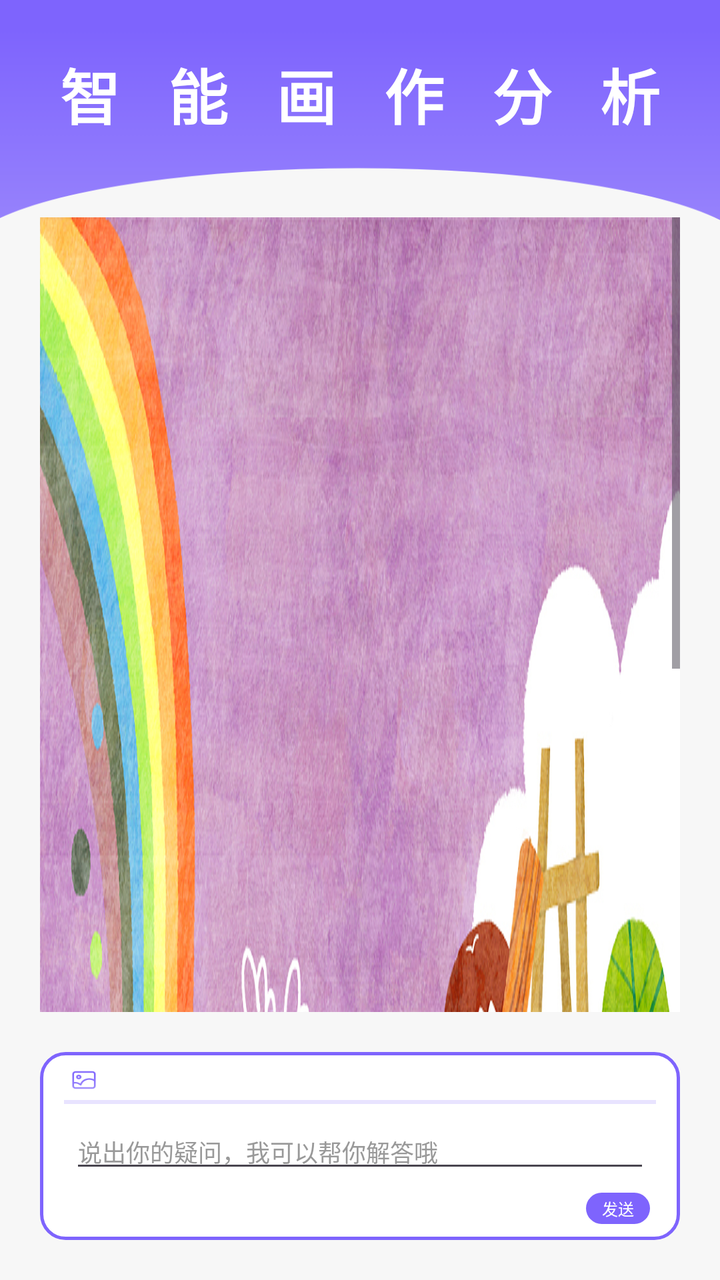
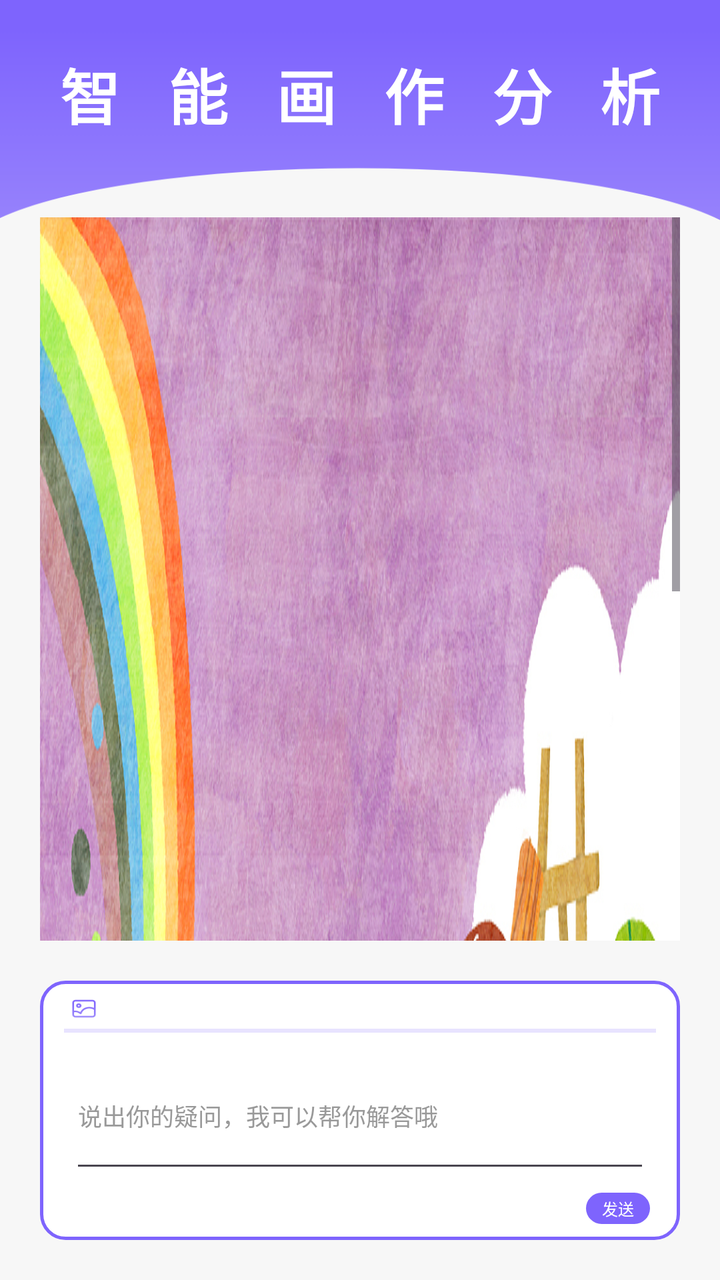

The first picture is an Android layout as it rendered before a commit; the second is the same layout after the commit. The layout source and the unified diff follow.
<!-- AndroidManifest.xml: application theme Theme.AIDraw -->
<!-- res/layout/activity_intelligent.xml -->
<?xml version="1.0" encoding="utf-8"?>
<androidx.constraintlayout.widget.ConstraintLayout xmlns:android="http://schemas.android.com/apk/res/android"
    xmlns:app="http://schemas.android.com/apk/res-auto"
    xmlns:tools="http://schemas.android.com/tools"
    android:layout_width="match_parent"
    android:layout_height="match_parent"
    android:background="#F7F7F7"
    tools:context=".CommunityFragment">

    <View
        android:id="@+id/view"
        android:layout_width="match_parent"
        android:layout_height="110dp"
        android:background="@drawable/homework_and_points_top"
        app:layout_constraintTop_toTopOf="parent" />

    <TextView
        android:id="@+id/textView"
        android:layout_width="match_parent"
        android:layout_height="wrap_content"
        android:layout_marginTop="25dp"
        android:gravity="center"
        android:letterSpacing="0.8"
        android:text="智能画作分析"
        android:textColor="#FFFFFFFF"
        android:textSize="30sp"
        android:textStyle="bold"
        app:layout_constraintTop_toTopOf="parent" />

    <ScrollView
        android:id="@+id/scrollView3"
        android:layout_width="match_parent"
        android:layout_height="0dp"
        android:layout_marginTop="40dp"
        android:layout_marginLeft="20dp"
        android:layout_marginRight="20dp"
        android:layout_marginBottom="20dp"
        app:layout_constraintBottom_toTopOf="@+id/constraintLayout"
        app:layout_constraintTop_toBottomOf="@+id/textView">

        <androidx.constraintlayout.widget.ConstraintLayout
            android:layout_width="match_parent"
            android:layout_height="wrap_content">

            <ImageView
                android:layout_width="match_parent"
                android:layout_height="700dp"
                android:scaleType="fitXY"
                android:src="@drawable/works"
                app:layout_constraintTop_toTopOf="parent"/>
        </androidx.constraintlayout.widget.ConstraintLayout>
    </ScrollView>

    <androidx.constraintlayout.widget.ConstraintLayout
        android:id="@+id/constraintLayout"
        android:layout_width="match_parent"
        android:layout_height="wrap_content"
        android:background="@drawable/edittext_12"
        android:layout_margin="20dp"
        app:layout_constraintBottom_toBottomOf="parent"
        app:layout_constraintEnd_toEndOf="parent"
        app:layout_constraintStart_toStartOf="parent">
        
        <ImageView
            android:id="@+id/imageView"
            android:layout_width="14dp"
            android:layout_height="12dp"
            android:src="@drawable/ai_picture"
            android:scaleType="fitXY"
            android:layout_marginLeft="15dp"
            android:layout_marginTop="8dp"
            app:layout_constraintTop_toTopOf="parent"
            app:layout_constraintStart_toStartOf="parent" />

        <View
            android:id="@+id/view2"
            android:layout_width="match_parent"
            android:layout_height="2dp"
            android:background="#FFE8E3FF"
            android:layout_marginTop="4dp"
            android:layout_marginLeft="12dp"
            android:layout_marginRight="12dp"
            app:layout_constraintTop_toBottomOf="@+id/imageView"
            app:layout_constraintEnd_toEndOf="parent"
            app:layout_constraintStart_toStartOf="parent" />

        <EditText
            android:id="@+id/editText"
            android:layout_width="match_parent"
            android:layout_height="wrap_content"
            android:textColor="#FF999999"
            android:textSize="12sp"
            android:text="说出你的疑问，我可以帮你解答哦"
            android:minLines="1"
            android:layout_marginTop="5dp"
            android:layout_marginLeft="15dp"
            android:layout_marginRight="15dp"
            app:layout_constraintTop_toBottomOf="@+id/view2"
            app:layout_constraintEnd_toEndOf="parent"
            app:layout_constraintStart_toStartOf="parent" />

        <TextView
            android:id="@+id/send"
            android:layout_width="wrap_content"
            android:layout_height="wrap_content"
            android:background="@drawable/point_2"
            android:paddingLeft="8dp"
            android:paddingRight="8dp"
            android:paddingTop="2dp"
            android:paddingBottom="2dp"
            android:gravity="center"
            android:text="发送"
            android:textColor="#FFFFFFFF"
            android:textSize="8sp"
            android:layout_marginTop="5dp"
            android:layout_marginRight="15dp"
            android:layout_marginBottom="8dp"
            app:layout_constraintTop_toBottomOf="@+id/editText"
            app:layout_constraintBottom_toBottomOf="parent"
            app:layout_constraintEnd_toEndOf="parent" />
    </androidx.constraintlayout.widget.ConstraintLayout>
</androidx.constraintlayout.widget.ConstraintLayout>
<!-- resources referenced by this layout -->
<resources>
  <!-- drawable ai_picture: png bitmap (drawable, 1239 bytes) -->
  <!-- drawable edittext_12 (drawable) -->
  <?xml version="1.0" encoding="utf-8"?>
  
  <shape xmlns:android="http://schemas.android.com/apk/res/android">
      <stroke
          android:width="1.5dp"
          android:color="#FF7E64FD"/>
  
      <solid
          android:color="#FFFFFF"/>
  
      <corners
          android:bottomLeftRadius="12dp"
          android:bottomRightRadius="12dp"
          android:topLeftRadius="12dp"
          android:topRightRadius="12dp"/>
  </shape>
  <!-- drawable homework_and_points_top: png bitmap (drawable, 6838 bytes) -->
  <!-- drawable point_2 (drawable) -->
  <?xml version="1.0" encoding="utf-8"?>
  
  <shape xmlns:android="http://schemas.android.com/apk/res/android">
  
      <solid
          android:color="#FF7E64FD"/>
  
      <corners
          android:bottomLeftRadius="39dp"
          android:bottomRightRadius="39dp"
          android:topLeftRadius="39dp"
          android:topRightRadius="39dp"/>
  </shape>
  <!-- drawable works: jpg bitmap (drawable, 763510 bytes) -->
  <style name="Theme.AIDraw" parent="Base.Theme.AIDraw" />
  <style name="Base.Theme.AIDraw" parent="Theme.Material3.DayNight.NoActionBar">
          
          
      </style>
</resources>

<!-- the commit's change to res/layout/activity_intelligent.xml (unified diff, before → after) -->
@@ -87,7 +87,7 @@
         <EditText
             android:id="@+id/editText"
             android:layout_width="match_parent"
-            android:layout_height="wrap_content"
+            android:layout_height="70dp"
             android:textColor="#FF999999"
             android:textSize="12sp"
             android:text="说出你的疑问，我可以帮你解答哦"
